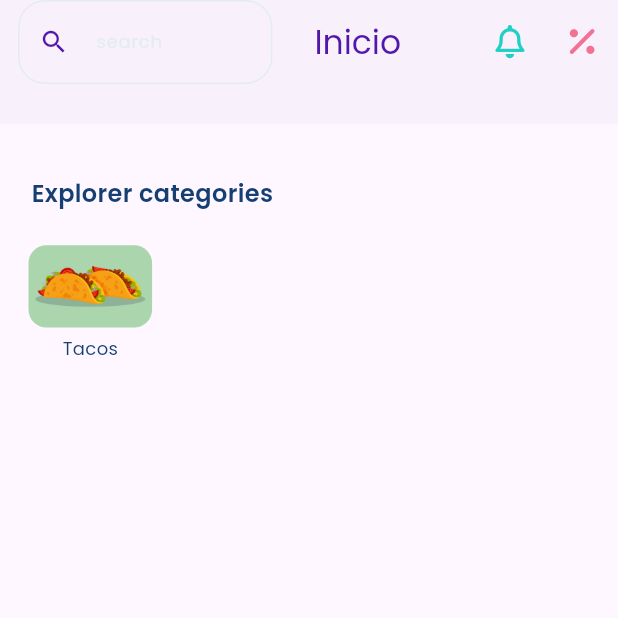
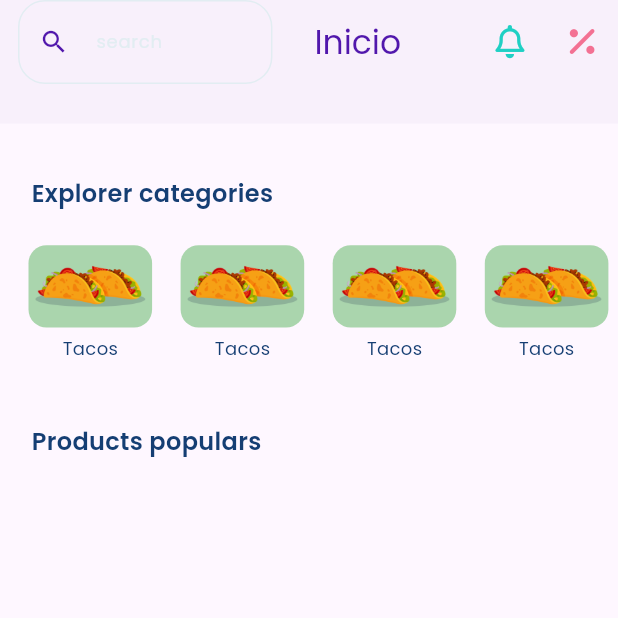
Before and after one commit to Mahmoud4456/delivery-app, a Flutter app: the screen it shows after launch, on a phone screen of 412 x 824 dp, the top half of it. Run offline on Flutter 3.47's test engine with Material 3 defaults, Android fonts, the phone set to English and light mode, and no system bars; our stand-ins replace font_awesome_flutter.

Commit message:
create categories List View & item

```diff
--- /dev/null
+++ b/lib/components.dart
@@ -0,0 +1,24 @@
+import 'package:flutter/material.dart';
+
+import 'constants.dart';
+
+class PrimaryText extends StatelessWidget {
+  const PrimaryText({
+    required this.text ,
+    super.key, required this.top,
+  });
+  final String text  ;
+  final double top;
+  @override
+  Widget build(BuildContext context) {
+    return  Padding(
+      padding: EdgeInsets.only(top: top ,left: 21),
+      child: Text( text , style: const TextStyle(
+        color: primaryColor ,
+        fontSize: 16,
+        fontFamily: "Poppins",
+      ),
+      ),
+    );
+  }
+}
--- a/lib/constants.dart
+++ b/lib/constants.dart
@@ -1,4 +1,5 @@
 import 'dart:ui';
+
 
 const primaryColor = Color(0xff153E73) ;
 const sdColor = Color(0xff5117AC);
--- /dev/null
+++ b/lib/view/widgets/categories_list_view.dart
@@ -0,0 +1,19 @@
+import 'package:flutter/material.dart';
+
+import 'categories_list_item.dart';
+
+
+class CategoriesListView extends StatelessWidget {
+  const CategoriesListView({super.key});
+
+  @override
+  Widget build(BuildContext context) {
+    return ListView.builder(
+      scrollDirection: Axis.horizontal,
+      itemCount: 6,
+      itemBuilder: ( context,  index) {
+        return const CategoriesListItem()  ;
+      },
+    );
+  }
+}
--- a/lib/view/widgets/home_view_body.dart
+++ b/lib/view/widgets/home_view_body.dart
@@ -1,8 +1,6 @@
 import 'package:flutter/material.dart';
-import 'package:flutter/rendering.dart';
-
-import '../../constants.dart';
-import 'categories_list_item.dart';
+import '../../components.dart';
+import 'categories_list_view.dart';
 
 class HomeViewBody extends StatelessWidget {
   const HomeViewBody({super.key});
@@ -10,19 +8,17 @@ class HomeViewBody extends StatelessWidget {
   @override
   Widget build(BuildContext context) {
     return Column(
+      mainAxisSize: MainAxisSize.min,
       crossAxisAlignment: CrossAxisAlignment.start,
       children: [
-        const Padding(
-          padding: EdgeInsets.only(top: 35 ,left: 21),
-          child: Text("Explorer categories" , style: TextStyle(
-            color: primaryColor ,
-            fontSize: 16,
-            fontFamily: "Poppins",
-          ),
-          ),
-        ),
+        const PrimaryText(text: "Explorer categories" , top: 35,),
          SizedBox(height: MediaQuery.of(context).size.height *.028,),
-        const CategoriesListItem(),
+       SizedBox(
+         height: MediaQuery.of(context).size.height * .1,
+         child: const CategoriesListView(),) ,
+       const PrimaryText(text: "Products populars",top: 37,),
+
+
       ],
     );
   }
```
